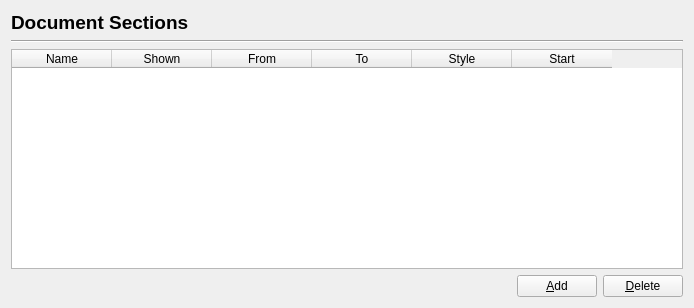
Qt form scribus/ui/prefs_documentsectionsbase.ui (scribusproject/scribus) before a commit.
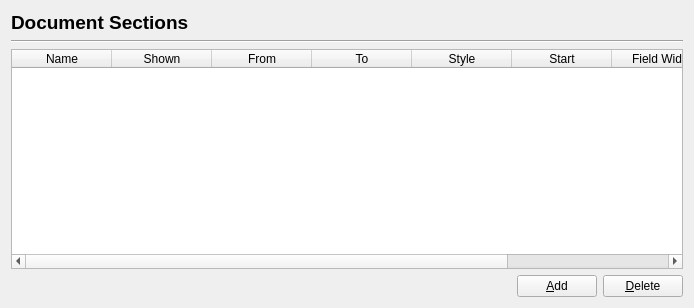
The same form after that commit. Custom widgets are drawn as their Qt base class.

Commit message: Related to #2707, #2660: Allow sections/page numbers to have a user-defined width and leading character

Diff of the .ui file:
```diff
--- a/scribus/ui/prefs_documentsectionsbase.ui
+++ b/scribus/ui/prefs_documentsectionsbase.ui
@@ -73,6 +73,16 @@
        <string>Start</string>
       </property>
      </column>
+     <column>
+      <property name="text">
+       <string>Field Width</string>
+      </property>
+     </column>
+     <column>
+      <property name="text">
+       <string>Fill Character</string>
+      </property>
+     </column>
     </widget>
    </item>
    <item>
```
The commit also changes 8 other files.
